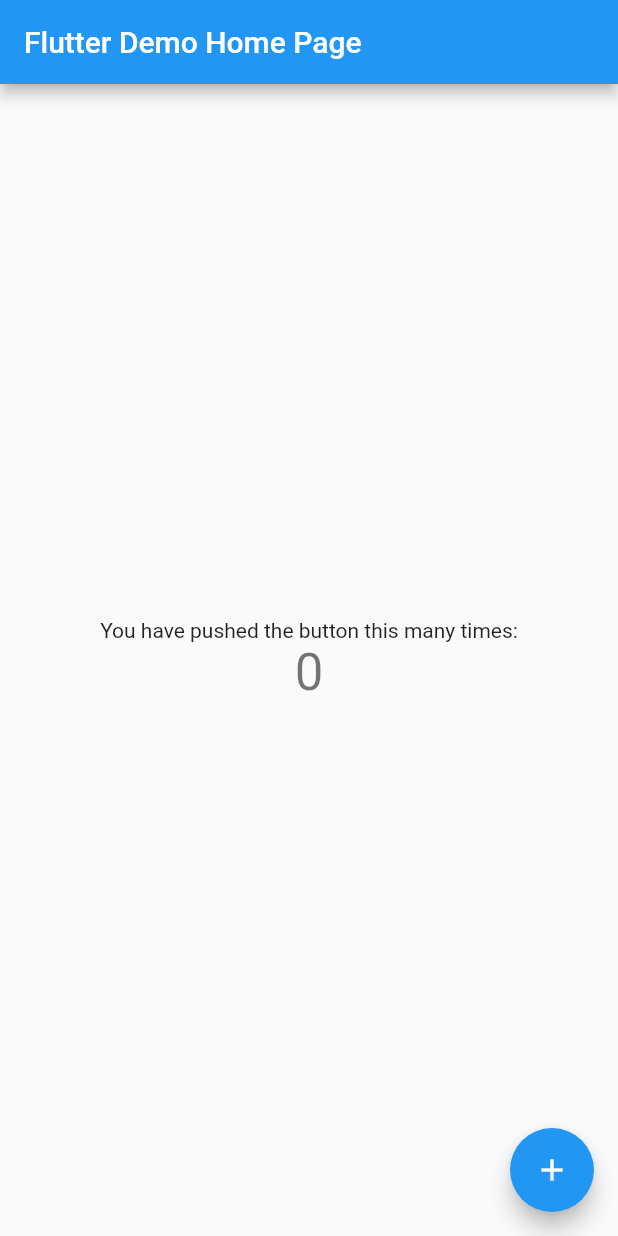
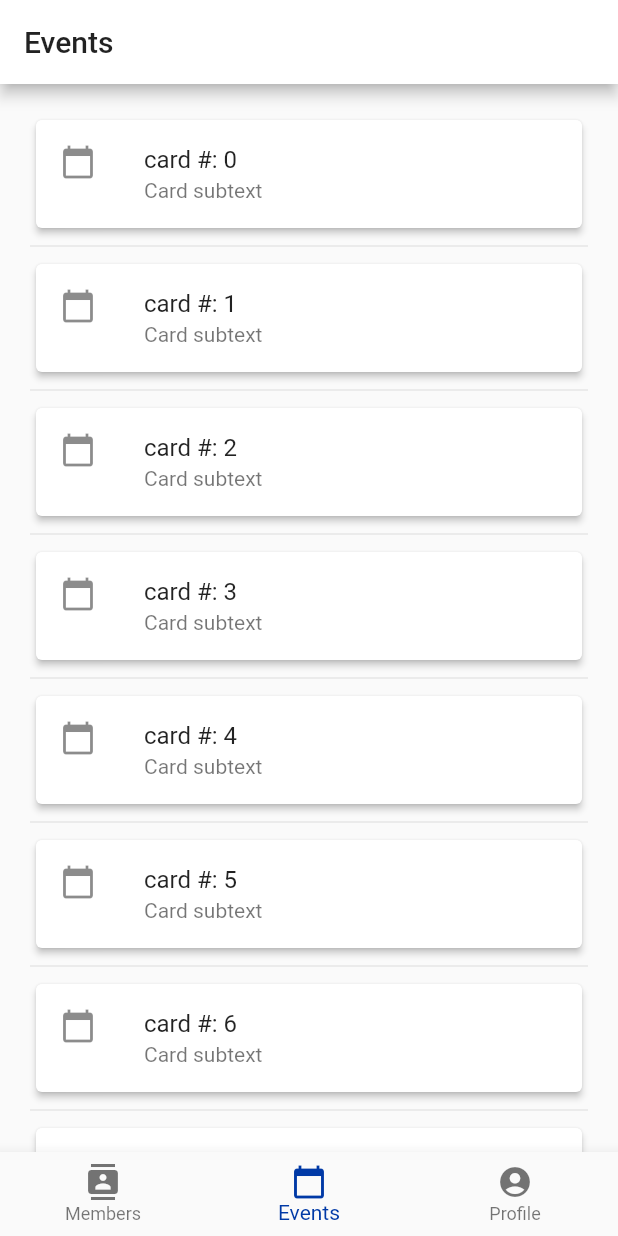
Before and after one commit to sinha-group/1913_app, a Flutter app: the screen it shows after launch, on a phone screen of 412 x 824 dp. Run offline on Flutter 3.47's test engine with Material 2 defaults, Android fonts, the phone set to English and light mode, and no system bars; our stand-ins replace sqflite; accounts and stored records are empty.

Commit message:
Update remote to match local

```diff
--- /dev/null
+++ b/lib/DataAccess.dart
@@ -0,0 +1 @@
+import 'package:sqflite/sqflite.dart/';
--- /dev/null
+++ b/lib/EventsPage.dart
@@ -0,0 +1,109 @@
+import 'package:flutter/cupertino.dart';
+import 'package:flutter/material.dart';
+import 'NavigationBar.dart';
+
+class EventsPage extends StatelessWidget {
+
+  @override
+  Widget build(BuildContext context) {
+    return new Scaffold(
+      appBar: AppBar(
+        title: Text('Events'),
+      ),
+      body: EventsLayout(),
+      bottomNavigationBar: NavigationBar(),
+    );
+  }
+
+}
+
+class EventsLayout extends StatefulWidget {
+  @override
+  EventsLayoutState createState() => new EventsLayoutState();
+}
+
+class EventsLayoutState extends State<EventsLayout> {
+
+  @override
+  Widget build(BuildContext context) {
+    return new Container(
+      padding: EdgeInsets.only(),
+      child: Column(
+        children: <Widget>[
+          Expanded(
+            child: _eventCards(),
+          )
+        ],
+      )
+    );
+  }
+
+  Widget _eventCards() {
+    return new ListView.separated(
+      shrinkWrap: true,
+      padding: const EdgeInsets.all(20.0),
+      itemBuilder: (content, index) => _buildRow(content, index),
+      itemCount: 25,
+      separatorBuilder: (BuildContext context, int index) => Divider(),
+    );
+  }
+
+  void page(int index) {
+    Navigator.of(context).push(
+      new MaterialPageRoute<void> (
+          builder: (BuildContext context) {
+            return new Scaffold(
+              appBar: AppBar(),
+              body: Center(
+                child: eventDetailCard(index),
+              )
+            );
+          }
+      )
+    );
+  }
+
+  Widget eventDetailCard(int index) {
+    return Card(
+      child: Column(
+        children: <Widget> [
+          const ListTile(
+            leading: Icon(Icons.album),
+            title: Text('The Enchanted Nightingale'),
+            subtitle: Text('Music by Julie Gable. Lyrics by Sidney Stein.'),
+          ),
+          ButtonTheme.bar( // make buttons use the appropriate styles for cards
+            child: ButtonBar(
+              children: <Widget>[
+                FlatButton(
+                  child: const Text('BUY TICKETS'),
+                  onPressed: () { /* ... */ },
+                ),
+                FlatButton(
+                  child: const Text('LISTEN'),]'] x'
+                  onPressed: () { /* ... */ },
+                ),
+              ],
+            ),
+          )
+        ]
+      )
+    );
+  }
+
+  Widget _buildRow(BuildContext context, int index) {
+    return new GestureDetector(
+      child: Card (
+        elevation: 2.0,
+        child: new ListTile(
+          leading: const Icon (Icons.calendar_today),
+          title: Text('card #: $index'),
+          subtitle: const Text('Card subtext'),
+          enabled: true,
+        ),
+      ),
+      onTap: () { page(index); },
+    );
+  }
+
+}
--- /dev/null
+++ b/lib/NavigationBar.dart
@@ -0,0 +1,51 @@
+import 'package:flutter/material.dart';
+import 'package:flutter/cupertino.dart';
+import 'dart:io' show Platform;
+import 'SharedAssets.dart';
+
+class NavigationBar extends StatefulWidget {
+  @override
+  NavigationBarState createState() => new NavigationBarState();
+}
+
+class NavigationBarState extends State<NavigationBar> {
+  int _currentIndex = 1; // Default is events page
+
+  void _selectLayout(int index) {
+    setState(() {
+      _currentIndex = index;
+    });
+  }
+
+  static const _navigationItemsList = <BottomNavigationBarItem> [
+    BottomNavigationBarItem(
+      icon: Icon(Icons.contacts), title: Text('Members'),
+
+    ),
+    BottomNavigationBarItem(
+        icon: Icon(Icons.calendar_today), title: Text('Events')),
+    BottomNavigationBarItem(
+        icon: Icon(Icons.account_circle), title: Text('Profile')),
+  ];
+
+  @override
+  Widget build(BuildContext context) {
+    if (Platform.isIOS) {
+      return CupertinoTabBar(
+        currentIndex: _currentIndex,
+        onTap: _selectLayout,
+        activeColor: SharedAssets.gsuBlue,
+        items: _navigationItemsList,
+      );
+    }
+
+    return BottomNavigationBar(
+        currentIndex: _currentIndex,
+        onTap: _selectLayout,
+        fixedColor: SharedAssets.gsuBlue,
+        type: BottomNavigationBarType.fixed,
+        items: _navigationItemsList,
+    );
+  }
+
+}
--- /dev/null
+++ b/lib/SharedAssets.dart
@@ -0,0 +1,11 @@
+import 'package:flutter/material.dart';
+
+class SharedAssets {
+  static final String appTitle = 'The 1913 Society';
+  static final Color gsuBlue = Color.fromRGBO(0, 57, 166, 1.0);
+  static final Color gsuGrey = Color.fromRGBO(102, 102, 102, 1.0);
+
+  static final ThemeData appTheme = ThemeData(
+      primaryColor: Colors.white,
+  );
+}
--- a/lib/main.dart
+++ b/lib/main.dart
@@ -1,111 +1,38 @@
 import 'package:flutter/material.dart';
+import 'package:flutter/cupertino.dart';
+import 'dart:io' show Platform;
+import 'SharedAssets.dart';
+import 'EventsPage.dart';
 
-void main() => runApp(MyApp());
+void main() => runApp(NineteenthirteenApp());
 
-class MyApp extends StatelessWidget {
-  // This widget is the root of your application.
+class NineteenthirteenApp extends StatelessWidget {
   @override
   Widget build(BuildContext context) {
+    if (Platform.isIOS) {
+      return MainCupertinoApp();
+    } else {
+      return MainMaterialApp();
+    }
+  }
+}
+
+class MainMaterialApp extends StatelessWidget {
+  Widget build(BuildContext context){
     return MaterialApp(
-      title: 'Flutter Demo',
-      theme: ThemeData(
-        // This is the theme of your application.
-        //
-        // Try running your application with "flutter run". You'll see the
-        // application has a blue toolbar. Then, without quitting the app, try
-        // changing the primarySwatch below to Colors.green and then invoke
-        // "hot reload" (press "r" in the console where you ran "flutter run",
-        // or simply save your changes to "hot reload" in a Flutter IDE).
-        // Notice that the counter didn't reset back to zero; the application
-        // is not restarted.
-        primarySwatch: Colors.blue,
-      ),
-      home: MyHomePage(title: 'Flutter Demo Home Page'),
+      title: SharedAssets.appTitle,
+      theme: SharedAssets.appTheme,
+      home: EventsPage(),
     );
   }
 }
 
-class MyHomePage extends StatefulWidget {
-  MyHomePage({Key key, this.title}) : super(key: key);
-
-  // This widget is the home page of your application. It is stateful, meaning
-  // that it has a State object (defined below) that contains fields that affect
-  // how it looks.
-
-  // This class is the configuration for the state. It holds the values (in this
-  // case the title) provided by the parent (in this case the App widget) and
-  // used by the build method of the State. Fields in a Widget subclass are
-  // always marked "final".
-
-  final String title;
-
-  @override
-  _MyHomePageState createState() => _MyHomePageState();
-}
-
-class _MyHomePageState extends State<MyHomePage> {
-  int _counter = 0;
-
-  void _incrementCounter() {
-    setState(() {
-      // This call to setState tells the Flutter framework that something has
-      // changed in this State, which causes it to rerun the build method below
-      // so that the display can reflect the updated values. If we changed
-      // _counter without calling setState(), then the build method would not be
-      // called again, and so nothing would appear to happen.
-      _counter++;
-    });
-  }
-
-  @override
+class MainCupertinoApp extends StatelessWidget {
   Widget build(BuildContext context) {
-    // This method is rerun every time setState is called, for instance as done
-    // by the _incrementCounter method above.
-    //
-    // The Flutter framework has been optimized to make rerunning build methods
-    // fast, so that you can just rebuild anything that needs updating rather
-    // than having to individually change instances of widgets.
-    return Scaffold(
-      appBar: AppBar(
-        // Here we take the value from the MyHomePage object that was created by
-        // the App.build method, and use it to set our appbar title.
-        title: Text(widget.title),
-      ),
-      body: Center(
-        // Center is a layout widget. It takes a single child and positions it
-        // in the middle of the parent.
-        child: Column(
-          // Column is also layout widget. It takes a list of children and
-          // arranges them vertically. By default, it sizes itself to fit its
-          // children horizontally, and tries to be as tall as its parent.
-          //
-          // Invoke "debug painting" (press "p" in the console, choose the
-          // "Toggle Debug Paint" action from the Flutter Inspector in Android
-          // Studio, or the "Toggle Debug Paint" command in Visual Studio Code)
-          // to see the wireframe for each widget.
-          //
-          // Column has various properties to control how it sizes itself and
-          // how it positions its children. Here we use mainAxisAlignment to
-          // center the children vertically; the main axis here is the vertical
-          // axis because Columns are vertical (the cross axis would be
-          // horizontal).
-          mainAxisAlignment: MainAxisAlignment.center,
-          children: <Widget>[
-            Text(
-              'You have pushed the button this many times:',
-            ),
-            Text(
-              '$_counter',
-              style: Theme.of(context).textTheme.display1,
-            ),
-          ],
-        ),
-      ),
-      floatingActionButton: FloatingActionButton(
-        onPressed: _incrementCounter,
-        tooltip: 'Increment',
-        child: Icon(Icons.add),
-      ), // This trailing comma makes auto-formatting nicer for build methods.
+    return CupertinoApp(
+      title: SharedAssets.appTitle,
+      color: SharedAssets.gsuGrey,
+      home: EventsPage(),
     );
   }
 }
--- a/pubspec.yaml
+++ b/pubspec.yaml
@@ -19,6 +19,8 @@ dependencies:
   # The following adds the Cupertino Icons font to your application.
   # Use with the CupertinoIcons class for iOS style icons.
   cupertino_icons: ^0.1.2
+  sqflite: any
+  http: any
 
 dev_dependencies:
   flutter_test:
```
Also changed, not shown: lib/ProfilePage.dart (added, +31 -0 lines), 1 other file.
